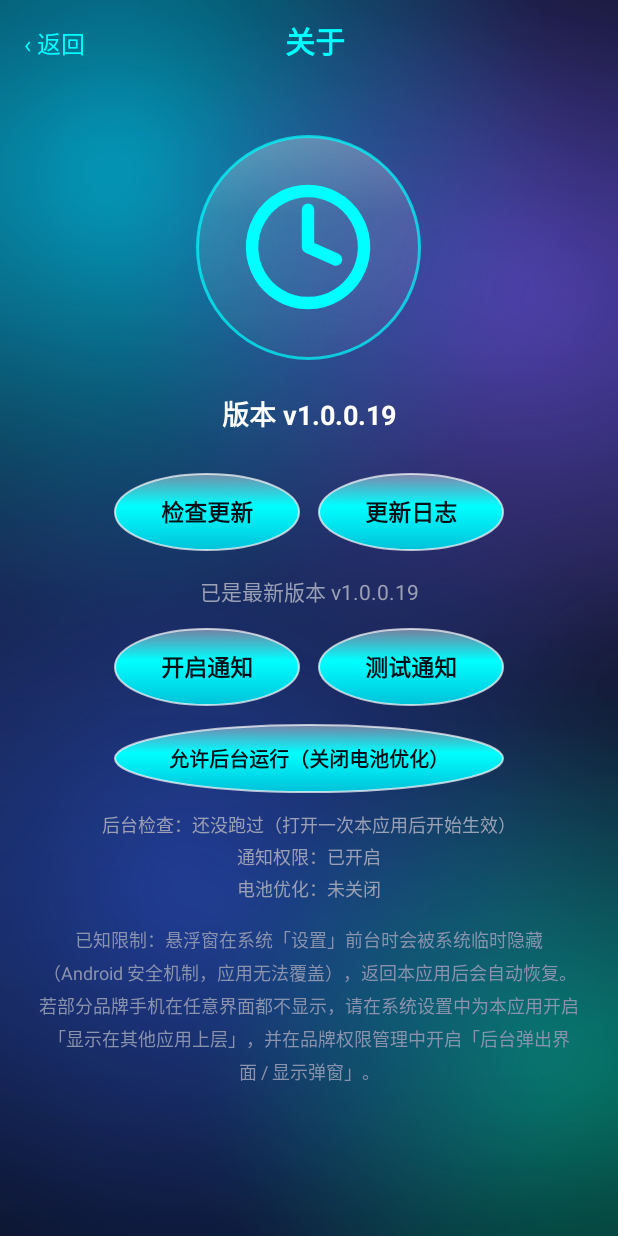
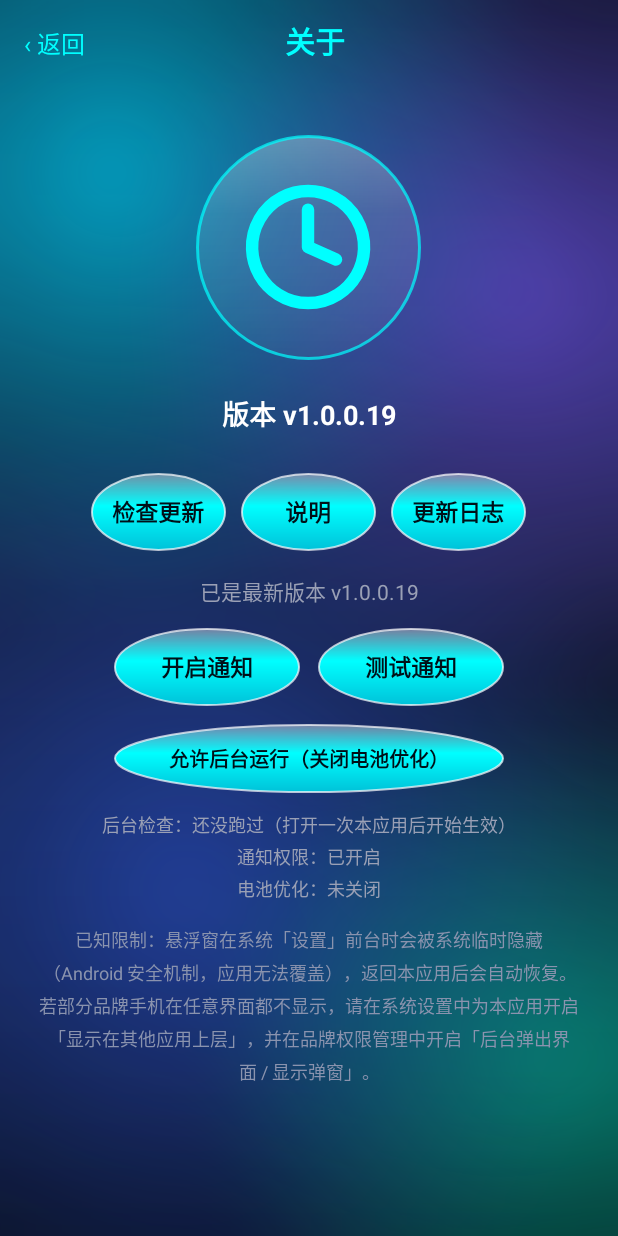
Before and after one commit to baigao110/countdown-android, an Android app: the AboutActivity screen opened directly, with no data from a screen before it, on a phone screen of 412 x 824 dp. Run offline under Robolectric (Android 15) with nearby library versions, the light colour scheme and no system bars.

Commit message:
同步安卓版源码：app/src/main/res/layout/activity_about.xml

```diff
--- a/app/src/main/res/layout/activity_about.xml
+++ b/app/src/main/res/layout/activity_about.xml
@@ -71,7 +71,7 @@
             android:textStyle="bold" />
 
         <LinearLayout
-            android:layout_width="260dp"
+            android:layout_width="290dp"
             android:layout_height="52dp"
             android:layout_marginTop="26dp"
             android:orientation="horizontal">
@@ -88,11 +88,23 @@
                 android:background="@drawable/circle_btn" />
 
             <Button
+                android:id="@+id/helpBtn"
+                android:layout_width="0dp"
+                android:layout_height="match_parent"
+                android:layout_weight="1"
+                android:layout_marginStart="10dp"
+                android:text="说明"
+                android:textSize="15sp"
+                android:textStyle="bold"
+                android:textColor="#001018"
+                android:background="@drawable/circle_btn" />
+
+            <Button
                 android:id="@+id/changelogBtn"
                 android:layout_width="0dp"
                 android:layout_height="match_parent"
                 android:layout_weight="1"
-                android:layout_marginStart="12dp"
+                android:layout_marginStart="10dp"
                 android:text="更新日志"
                 android:textSize="15sp"
                 android:textStyle="bold"
```
